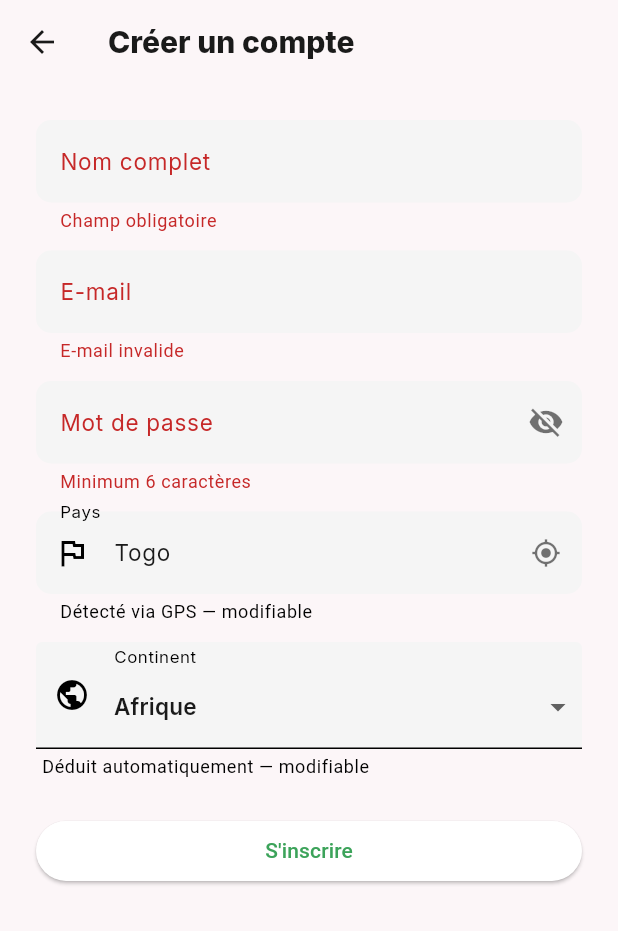
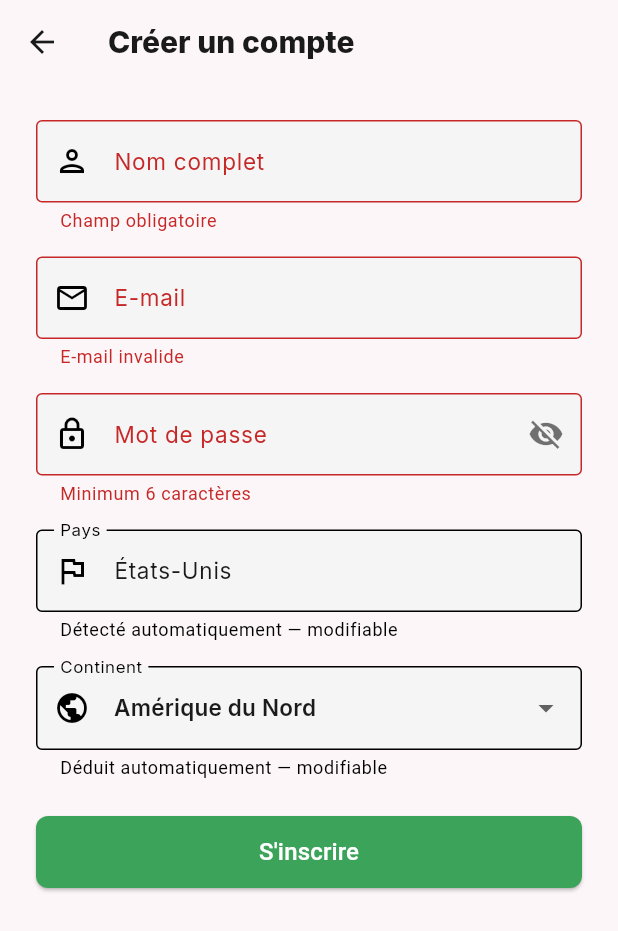
Before and after one commit to agridigitale-tech/agridigitale-mobile, a Flutter app: the RegisterScreen screen opened directly, after a tap on "S'inscrire", on a phone screen of 412 x 824 dp. Shown: the top 931 px of the screen. Run offline on Flutter 3.47's test engine with Material 3 defaults, Android fonts, the phone set to English and light mode, and no system bars; our stand-ins replace cached_network_image, connectivity_plus, dio, firebase_core, firebase_messaging, flutter_html and 7 more; missing offline and left inert: app_settings; accounts and stored records are empty; network calls fail.

Commit message:
fix: login boutons visibles couleur explicite, register locale fiable sans GPS

```diff
--- a/frontend/frontend/lib/screens/auth/login_screen.dart
+++ b/frontend/frontend/lib/screens/auth/login_screen.dart
@@ -1,5 +1,3 @@
-// permet de gérer l'écran de connexion de l'application
-
 import 'package:flutter/material.dart';
 import 'package:provider/provider.dart';
 import '../../providers/auth_provider.dart';
@@ -19,16 +17,23 @@ class _LoginScreenState extends State<LoginScreen> {
   final _mdpCtrl = TextEditingController();
   bool _chargement = false;
   String? _erreur;
-  bool _mdpVisible = false; // Nouvelle variable pour la visibilité du mot de passe
+  bool _mdpVisible = false;
+
+  @override
+  void dispose() {
+    _emailCtrl.dispose();
+    _mdpCtrl.dispose();
+    super.dispose();
+  }
 
   Future<void> _seConnecter() async {
     if (!_formKey.currentState!.validate()) return;
     setState(() { _chargement = true; _erreur = null; });
     try {
-      //Connexion réussie
-      await context.read<AuthProvider>().connecter(_emailCtrl.text.trim(), _mdpCtrl.text);
-
-      // Redirige vers la page principale
+      await context.read<AuthProvider>().connecter(
+        _emailCtrl.text.trim(),
+        _mdpCtrl.text,
+      );
       if (mounted) {
         Navigator.pushReplacement(
           context,
@@ -44,75 +49,162 @@ class _LoginScreenState extends State<LoginScreen> {
 
   @override
   Widget build(BuildContext context) {
+    final couleurPrimaire = Theme.of(context).colorScheme.primary;
+
     return Scaffold(
+      backgroundColor: Theme.of(context).scaffoldBackgroundColor,
       body: SafeArea(
         child: SingleChildScrollView(
-          padding: const EdgeInsets.all(24),
+          padding: const EdgeInsets.symmetric(horizontal: 28, vertical: 40),
           child: Form(
             key: _formKey,
             child: Column(
               crossAxisAlignment: CrossAxisAlignment.stretch,
               children: [
-                const SizedBox(height: 48),
+                const SizedBox(height: 40),
+
+                // Logo / Titre
+                Icon(Icons.eco, size: 64, color: couleurPrimaire),
+                const SizedBox(height: 12),
                 const Text(
                   'AgriDigitale',
+                  textAlign: TextAlign.center,
                   style: TextStyle(fontSize: 28, fontWeight: FontWeight.bold),
+                ),
+                const SizedBox(height: 8),
+                Text(
+                  'Connectez-vous à votre compte',
                   textAlign: TextAlign.center,
+                  style: TextStyle(fontSize: 14, color: Colors.grey[600]),
                 ),
                 const SizedBox(height: 40),
+
+                // Champ email
                 TextFormField(
                   controller: _emailCtrl,
                   keyboardType: TextInputType.emailAddress,
-                  decoration: const InputDecoration(labelText: 'E-mail'),
-                  validator: (v) => (v == null || !v.contains('@')) ? 'E-mail invalide' : null,
+                  decoration: const InputDecoration(
+                    labelText: 'E-mail',
+                    prefixIcon: Icon(Icons.email_outlined),
+                    border: OutlineInputBorder(),
+                  ),
+                  validator: (v) =>
+                      (v == null || !v.contains('@')) ? 'E-mail invalide' : null,
                 ),
-                const SizedBox(height: 12),
+                const SizedBox(height: 16),
+
+                // Champ mot de passe
                 TextFormField(
                   controller: _mdpCtrl,
                   obscureText: !_mdpVisible,
                   decoration: InputDecoration(
                     labelText: 'Mot de passe',
+                    prefixIcon: const Icon(Icons.lock_outlined),
+                    border: const OutlineInputBorder(),
                     suffixIcon: IconButton(
                       icon: Icon(
                         _mdpVisible ? Icons.visibility : Icons.visibility_off,
-                        color: Theme.of(context).brightness == Brightness.dark
-                            ? Colors.white70
-                            : Colors.black54,
                       ),
-                      onPressed: () => setState(() => _mdpVisible = !_mdpVisible),
+                      onPressed: () =>
+                          setState(() => _mdpVisible = !_mdpVisible),
                     ),
                   ),
-                  validator: (v) => (v == null || v.length < 6) ? 'Minimum 6 caractères' : null,
+                  validator: (v) => (v == null || v.length < 6)
+                      ? 'Minimum 6 caractères'
+                      : null,
                 ),
+                const SizedBox(height: 4),
+
+                // Bouton mot de passe oublié — couleur explicite
                 Align(
                   alignment: Alignment.centerRight,
                   child: TextButton(
+                    style: TextButton.styleFrom(
+                      foregroundColor: couleurPrimaire,
+                    ),
                     onPressed: () => Navigator.push(
                       context,
-                      MaterialPageRoute(builder: (_) => const ForgotPasswordScreen()),
+                      MaterialPageRoute(
+                        builder: (_) => const ForgotPasswordScreen(),
+                      ),
                     ),
-                    child: const Text('Mot de passe oublié ?', style: TextStyle(fontSize: 13)),
+                    child: const Text(
+                      'Mot de passe oublié ?',
+                      style: TextStyle(fontSize: 13),
+                    ),
                   ),
                 ),
+                const SizedBox(height: 8),
+
+                // Message d'erreur
                 if (_erreur != null) ...[
-                  const SizedBox(height: 4),
-                  Text(_erreur!, style: const TextStyle(color: Colors.red)),
-                  const SizedBox(height: 8),
+                  Container(
+                    padding: const EdgeInsets.all(10),
+                    decoration: BoxDecoration(
+                      color: Colors.red.shade50,
+                      borderRadius: BorderRadius.circular(8),
+                      border: Border.all(color: Colors.red.shade200),
+                    ),
+                    child: Text(
+                      _erreur!,
+                      style: TextStyle(color: Colors.red.shade700, fontSize: 13),
+                    ),
+                  ),
+                  const SizedBox(height: 12),
                 ],
-                const SizedBox(height: 8),
-                _chargement
-                    ? const Center(child: CircularProgressIndicator())
-                    : ElevatedButton(
-                        onPressed: _seConnecter,
-                        child: const Text('Se connecter'),
-                      ),
-                const Divider(height: 32),
-                TextButton(
+
+                // Bouton Se connecter
+                SizedBox(
+                  height: 48,
+                  child: _chargement
+                      ? const Center(child: CircularProgressIndicator())
+                      : ElevatedButton(
+                          style: ElevatedButton.styleFrom(
+                            backgroundColor: couleurPrimaire,
+                            foregroundColor: Colors.white,
+                            shape: RoundedRectangleBorder(
+                              borderRadius: BorderRadius.circular(8),
+                            ),
+                          ),
+                          onPressed: _seConnecter,
+                          child: const Text(
+                            'Se connecter',
+                            style: TextStyle(fontSize: 16),
+                          ),
+                        ),
+                ),
+                const SizedBox(height: 24),
+
+                // Divider + Créer un compte
+                Row(
+                  children: [
+                    const Expanded(child: Divider()),
+                    Padding(
+                      padding: const EdgeInsets.symmetric(horizontal: 12),
+                      child: Text('ou', style: TextStyle(color: Colors.grey[500])),
+                    ),
+                    const Expanded(child: Divider()),
+                  ],
+                ),
+                const SizedBox(height: 16),
+
+                OutlinedButton(
+                  style: OutlinedButton.styleFrom(
+                    foregroundColor: couleurPrimaire,
+                    side: BorderSide(color: couleurPrimaire),
+                    shape: RoundedRectangleBorder(
+                      borderRadius: BorderRadius.circular(8),
+                    ),
+                    minimumSize: const Size.fromHeight(48),
+                  ),
                   onPressed: () => Navigator.push(
                     context,
                     MaterialPageRoute(builder: (_) => const RegisterScreen()),
                   ),
-                  child: const Text('Pas encore de compte ? Créer un compte'),
+                  child: const Text(
+                    "Pas encore de compte ? S'inscrire",
+                    style: TextStyle(fontSize: 14),
+                  ),
                 ),
               ],
             ),
--- a/frontend/frontend/lib/screens/auth/register_screen.dart
+++ b/frontend/frontend/lib/screens/auth/register_screen.dart
@@ -1,72 +1,78 @@
 import 'package:flutter/material.dart';
 import 'package:provider/provider.dart';
-import 'package:geolocator/geolocator.dart';
-import 'package:geocoding/geocoding.dart';
 import '../../providers/auth_provider.dart';
 import '../../services/auth_service.dart';
 
-// Map nom de pays (en anglais, retourné par geocoding) → continent
-const _continentParPays = <String, String>{
-  // Afrique de l'Ouest
-  'Togo': 'Afrique', 'Benin': 'Afrique', 'Bénin': 'Afrique',
-  'Ivory Coast': 'Afrique', "Côte d'Ivoire": 'Afrique',
-  'Senegal': 'Afrique', 'Sénégal': 'Afrique',
-  'Mali': 'Afrique', 'Burkina Faso': 'Afrique',
-  'Ghana': 'Afrique', 'Nigeria': 'Afrique', 'Niger': 'Afrique',
-  'Guinea': 'Afrique', 'Guinée': 'Afrique',
-  'Sierra Leone': 'Afrique', 'Liberia': 'Afrique',
-  'Gambia': 'Afrique', 'Gambie': 'Afrique',
-  'Guinea-Bissau': 'Afrique', 'Cape Verde': 'Afrique',
-  'Mauritania': 'Afrique', 'Mauritanie': 'Afrique',
-  // Afrique Centrale
-  'Cameroon': 'Afrique', 'Cameroun': 'Afrique',
-  'Democratic Republic of the Congo': 'Afrique', 'Congo': 'Afrique',
-  'Gabon': 'Afrique', 'Chad': 'Afrique', 'Tchad': 'Afrique',
-  'Central African Republic': 'Afrique',
-  // Afrique du Nord
-  'Morocco': 'Afrique', 'Maroc': 'Afrique',
-  'Algeria': 'Afrique', 'Algérie': 'Afrique',
-  'Tunisia': 'Afrique', 'Tunisie': 'Afrique',
-  'Egypt': 'Afrique', 'Égypte': 'Afrique', 'Libya': 'Afrique',
-  // Afrique de l'Est & Sud
-  'South Africa': 'Afrique', 'Kenya': 'Afrique',
-  'Ethiopia': 'Afrique', 'Éthiopie': 'Afrique',
-  'Tanzania': 'Afrique', 'Tanzanie': 'Afrique',
-  'Uganda': 'Afrique', 'Ouganda': 'Afrique',
-  'Rwanda': 'Afrique', 'Madagascar': 'Afrique',
-  'Mozambique': 'Afrique', 'Zimbabwe': 'Afrique',
-  'Zambia': 'Afrique', 'Angola': 'Afrique',
-  // Europe
-  'France': 'Europe', 'Belgium': 'Europe', 'Belgique': 'Europe',
-  'Switzerland': 'Europe', 'Suisse': 'Europe',
-  'Germany': 'Europe', 'Allemagne': 'Europe',
-  'Spain': 'Europe', 'Espagne': 'Europe',
-  'Italy': 'Europe', 'Italie': 'Europe',
-  'United Kingdom': 'Europe', 'Portugal': 'Europe',
-  'Netherlands': 'Europe', 'Pays-Bas': 'Europe',
-  'Poland': 'Europe', 'Pologne': 'Europe',
-  'Romania': 'Europe', 'Roumanie': 'Europe',
-  'Sweden': 'Europe', 'Suède': 'Europe',
-  // Amérique du Nord
-  'United States': 'Amérique du Nord', 'Canada': 'Amérique du Nord',
-  'Mexico': 'Amérique du Nord', 'Mexique': 'Amérique du Nord',
-  // Amérique du Sud
-  'Brazil': 'Amérique du Sud', 'Brésil': 'Amérique du Sud',
-  'Argentina': 'Amérique du Sud', 'Argentine': 'Amérique du Sud',
-  'Colombia': 'Amérique du Sud', 'Colombie': 'Amérique du Sud',
-  'Peru': 'Amérique du Sud', 'Pérou': 'Amérique du Sud',
-  'Chile': 'Amérique du Sud', 'Chili': 'Amérique du Sud',
-  'Venezuela': 'Amérique du Sud',
-  // Asie
-  'China': 'Asie', 'Chine': 'Asie',
-  'India': 'Asie', 'Inde': 'Asie',
-  'Japan': 'Asie', 'Japon': 'Asie',
-  'South Korea': 'Asie', 'Corée du Sud': 'Asie',
-  'Indonesia': 'Asie', 'Indonésie': 'Asie',
-  'Pakistan': 'Asie', 'Bangladesh': 'Asie', 'Vietnam': 'Asie',
-  // Océanie
-  'Australia': 'Océanie', 'Australie': 'Océanie',
-  'New Zealand': 'Océanie', 'Nouvelle-Zélande': 'Océanie',
+// Map code ISO pays → (nom français, continent)
+const _paysParCode = <String, (String, String)>{
+  'TG': ('Togo', 'Afrique'),
+  'BJ': ('Bénin', 'Afrique'),
+  'CI': ("Côte d'Ivoire", 'Afrique'),
+  'SN': ('Sénégal', 'Afrique'),
+  'ML': ('Mali', 'Afrique'),
+  'BF': ('Burkina Faso', 'Afrique'),
+  'GH': ('Ghana', 'Afrique'),
+  'NG': ('Nigeria', 'Afrique'),
+  'NE': ('Niger', 'Afrique'),
+  'CM': ('Cameroun', 'Afrique'),
+  'CD': ('Congo (RDC)', 'Afrique'),
+  'CG': ('Congo', 'Afrique'),
+  'GA': ('Gabon', 'Afrique'),
+  'TD': ('Tchad', 'Afrique'),
+  'GN': ('Guinée', 'Afrique'),
+  'SL': ('Sierra Leone', 'Afrique'),
+  'LR': ('Liberia', 'Afrique'),
+  'GM': ('Gambie', 'Afrique'),
+  'GW': ('Guinée-Bissau', 'Afrique'),
+  'CV': ('Cap-Vert', 'Afrique'),
+  'MR': ('Mauritanie', 'Afrique'),
+  'MA': ('Maroc', 'Afrique'),
+  'DZ': ('Algérie', 'Afrique'),
+  'TN': ('Tunisie', 'Afrique'),
+  'EG': ('Égypte', 'Afrique'),
+  'LY': ('Libye', 'Afrique'),
+  'ZA': ('Afrique du Sud', 'Afrique'),
+  'KE': ('Kenya', 'Afrique'),
+  'ET': ('Éthiopie', 'Afrique'),
+  'TZ': ('Tanzanie', 'Afrique'),
+  'UG': ('Ouganda', 'Afrique'),
+  'RW': ('Rwanda', 'Afrique'),
+  'MG': ('Madagascar', 'Afrique'),
+  'MZ': ('Mozambique', 'Afrique'),
+  'ZW': ('Zimbabwe', 'Afrique'),
+  'ZM': ('Zambie', 'Afrique'),
+  'AO': ('Angola', 'Afrique'),
+  'FR': ('France', 'Europe'),
+  'BE': ('Belgique', 'Europe'),
+  'CH': ('Suisse', 'Europe'),
+  'DE': ('Allemagne', 'Europe'),
+  'ES': ('Espagne', 'Europe'),
+  'IT': ('Italie', 'Europe'),
+  'GB': ('Royaume-Uni', 'Europe'),
+  'PT': ('Portugal', 'Europe'),
+  'NL': ('Pays-Bas', 'Europe'),
+  'PL': ('Pologne', 'Europe'),
+  'RO': ('Roumanie', 'Europe'),
+  'SE': ('Suède', 'Europe'),
+  'US': ('États-Unis', 'Amérique du Nord'),
+  'CA': ('Canada', 'Amérique du Nord'),
+  'MX': ('Mexique', 'Amérique du Nord'),
+  'BR': ('Brésil', 'Amérique du Sud'),
+  'AR': ('Argentine', 'Amérique du Sud'),
+  'CO': ('Colombie', 'Amérique du Sud'),
+  'PE': ('Pérou', 'Amérique du Sud'),
+  'CL': ('Chili', 'Amérique du Sud'),
+  'VE': ('Venezuela', 'Amérique du Sud'),
+  'CN': ('Chine', 'Asie'),
+  'IN': ('Inde', 'Asie'),
+  'JP': ('Japon', 'Asie'),
+  'KR': ('Corée du Sud', 'Asie'),
+  'ID': ('Indonésie', 'Asie'),
+  'PK': ('Pakistan', 'Asie'),
+  'BD': ('Bangladesh', 'Asie'),
+  'VN': ('Vietnam', 'Asie'),
+  'AU': ('Australie', 'Océanie'),
+  'NZ': ('Nouvelle-Zélande', 'Océanie'),
 };
 
 const _continents = [
@@ -93,75 +99,31 @@ class _RegisterScreenState extends State<RegisterScreen> {
   final _service = AuthService();
   String? _continent;
   bool _chargement = false;
-  bool _gpsEnCours = false;
   String? _erreur;
   bool _mdpVisible = false;
 
   @override
   void initState() {
     super.initState();
-    _recupererPaysParGPS();
+    // Détection via locale système — fiable, sans permission, sans internet
+    WidgetsBinding.instance.addPostFrameCallback((_) => _detecterLocale());
   }
 
-  Future<void> _recupererPaysParGPS() async {
-    setState(() => _gpsEnCours = true);
-    try {
-      // 1. Vérifier si le service GPS est activé
-      final serviceActif = await Geolocator.isLocationServiceEnabled();
-      if (!serviceActif) {
-        _appliquerFallback();
-        return;
-      }
-
-      // 2. Vérifier / demander la permission
-      LocationPermission permission = await Geolocator.checkPermission();
-      if (permission == LocationPermission.denied) {
-        permission = await Geolocator.requestPermission();
-      }
-      if (permission == LocationPermission.denied ||
-          permission == LocationPermission.deniedForever) {
-        _appliquerFallback();
-        return;
-      }
-
-      // 3. Récupérer la position GPS
-      final position = await Geolocator.getCurrentPosition(
-        locationSettings: const LocationSettings(
-          accuracy: LocationAccuracy.low,
-          timeLimit: Duration(seconds: 10),
-        ),
-      );
-
-      // 4. Reverse geocoding → nom du pays
-      final placemarks = await placemarkFromCoordinates(
-        position.latitude,
-        position.longitude,
-      );
-
-      if (placemarks.isNotEmpty) {
-        final pays = placemarks.first.country ?? 'Togo';
-        final continent = _continentParPays[pays] ?? 'Afrique';
-        if (mounted) {
-          setState(() {
-            _paysCtrl.text = pays;
-            _continent = continent;
-          });
-        }
-      } else {
-        _appliquerFallback();
-      }
-    } catch (_) {
-      _appliquerFallback();
-    } finally {
-      if (mounted) setState(() => _gpsEnCours = false);
-    }
-  }
-
-  void _appliquerFallback() {
-    if (mounted) {
+  void _detecterLocale() {
+    // Récupère le code pays depuis la locale du système (ex: fr_TG → TG)
+    final locale = WidgetsBinding.instance.platformDispatcher.locale;
+    final code = locale.countryCode?.toUpperCase() ?? '';
+    final data = _paysParCode[code];
+    if (data != null && mounted) {
       setState(() {
-        if (_paysCtrl.text.isEmpty) _paysCtrl.text = 'Togo';
-        _continent ??= 'Afrique';
+        _paysCtrl.text = data.$1;
+        _continent = data.$2;
+      });
+    } else if (mounted) {
+      // Fallback : Togo par défaut (cible principale de l'app)
+      setState(() {
+        _paysCtrl.text = 'Togo';
+        _continent = 'Afrique';
       });
     }
   }
@@ -198,6 +160,8 @@ class _RegisterScreenState extends State<RegisterScreen> {
 
   @override
   Widget build(BuildContext context) {
+    final couleurPrimaire = Theme.of(context).colorScheme.primary;
+
     return Scaffold(
       appBar: AppBar(title: const Text('Créer un compte')),
       body: SingleChildScrollView(
@@ -205,93 +169,114 @@ class _RegisterScreenState extends State<RegisterScreen> {
         child: Form(
           key: _formKey,
           child: Column(
+            crossAxisAlignment: CrossAxisAlignment.stretch,
             children: [
               TextFormField(
                 controller: _nomCtrl,
-                decoration: const InputDecoration(labelText: 'Nom complet'),
-                validator: (v) => (v == null || v.isEmpty) ? 'Champ obligatoire' : null,
+                decoration: const InputDecoration(
+                  labelText: 'Nom complet',
+                  prefixIcon: Icon(Icons.person_outlined),
+                  border: OutlineInputBorder(),
+                ),
+                validator: (v) =>
+                    (v == null || v.isEmpty) ? 'Champ obligatoire' : null,
               ),
-              const SizedBox(height: 12),
+              const SizedBox(height: 16),
               TextFormField(
                 controller: _emailCtrl,
                 keyboardType: TextInputType.emailAddress,
-                decoration: const InputDecoration(labelText: 'E-mail'),
-                validator: (v) => (v == null || !v.contains('@')) ? 'E-mail invalide' : null,
+                decoration: const InputDecoration(
+                  labelText: 'E-mail',
+                  prefixIcon: Icon(Icons.email_outlined),
+                  border: OutlineInputBorder(),
+                ),
+                validator: (v) =>
+                    (v == null || !v.contains('@')) ? 'E-mail invalide' : null,
               ),
-              const SizedBox(height: 12),
+              const SizedBox(height: 16),
               TextFormField(
                 controller: _mdpCtrl,
                 obscureText: !_mdpVisible,
                 decoration: InputDecoration(
                   labelText: 'Mot de passe',
+                  prefixIcon: const Icon(Icons.lock_outlined),
+                  border: const OutlineInputBorder(),
                   suffixIcon: IconButton(
                     icon: Icon(
                       _mdpVisible ? Icons.visibility : Icons.visibility_off,
-                      color: Theme.of(context).brightness == Brightness.dark
-                          ? Colors.white70
-                          : Colors.black54,
                     ),
-                    onPressed: () => setState(() => _mdpVisible = !_mdpVisible),
+                    onPressed: () =>
+                        setState(() => _mdpVisible = !_mdpVisible),
                   ),
                 ),
-                validator: (v) => (v == null || v.length < 6) ? 'Minimum 6 caractères' : null,
+                validator: (v) => (v == null || v.length < 6)
+                    ? 'Minimum 6 caractères'
+                    : null,
               ),
-              const SizedBox(height: 12),
+              const SizedBox(height: 16),
+
+              // Champ pays — pré-rempli par la locale
               TextFormField(
                 controller: _paysCtrl,
-                decoration: InputDecoration(
+                decoration: const InputDecoration(
                   labelText: 'Pays',
-                  prefixIcon: const Icon(Icons.flag_outlined),
-                  helperText: 'Détecté via GPS — modifiable',
-                  suffixIcon: _gpsEnCours
-                      ? const SizedBox(
-                          width: 20,
-                          height: 20,
-                          child: Padding(
-                            padding: EdgeInsets.all(12),
-                            child: CircularProgressIndicator(strokeWidth: 2),
-                          ),
-                        )
-                      : IconButton(
-                          icon: const Icon(Icons.my_location, size: 20),
-                          tooltip: 'Relancer la détection GPS',
-                          onPressed: _recupererPaysParGPS,
-                        ),
+                  prefixIcon: Icon(Icons.flag_outlined),
+                  border: OutlineInputBorder(),
+                  helperText: 'Détecté automatiquement — modifiable',
                 ),
               ),
-              const SizedBox(height: 12),
-              InputDecorator(
+              const SizedBox(height: 16),
+
+              // Dropdown continent — pré-sélectionné par la locale
+              DropdownButtonFormField<String>(
+                value: _continent,
                 decoration: const InputDecoration(
                   labelText: 'Continent',
                   prefixIcon: Icon(Icons.public_outlined),
-                  border: UnderlineInputBorder(),
-                  contentPadding: EdgeInsets.symmetric(vertical: 4),
+                  border: OutlineInputBorder(),
                   helperText: 'Déduit automatiquement — modifiable',
                 ),
-                child: DropdownButton<String>(
-                  value: _continent,
-                  isExpanded: true,
-                  underline: const SizedBox.shrink(),
-                  hint: const Text('Sélectionner'),
-                  items: [
-                    const DropdownMenuItem<String>(value: null, child: Text('— Aucun —')),
-                    ..._continents.map((c) => DropdownMenuItem(value: c, child: Text(c))),
-                  ],
-                  onChanged: (v) => setState(() => _continent = v),
-                ),
+                hint: const Text('Sélectionner'),
+                items: _continents
+                    .map((c) => DropdownMenuItem(value: c, child: Text(c)))
+                    .toList(),
+                onChanged: (v) => setState(() => _continent = v),
               ),
+
               if (_erreur != null) ...[
                 const SizedBox(height: 12),
-                Text(_erreur!, style: const TextStyle(color: Colors.red)),
+                Container(
+                  padding: const EdgeInsets.all(10),
+                  decoration: BoxDecoration(
+                    color: Colors.red.shade50,
+                    borderRadius: BorderRadius.circular(8),
+                    border: Border.all(color: Colors.red.shade200),
+                  ),
+                  child: Text(
+                    _erreur!,
+                    style: TextStyle(color: Colors.red.shade700, fontSize: 13),
+                  ),
+                ),
               ],
               const SizedBox(height: 24),
+
               SizedBox(
-                width: double.infinity,
+                height: 48,
                 child: _chargement
                     ? const Center(child: CircularProgressIndicator())
                     : ElevatedButton(
+                        style: ElevatedButton.styleFrom(
+                          backgroundColor: couleurPrimaire,
+                          foregroundColor: Colors.white,
+                          shape: RoundedRectangleBorder(
+                            borderRadius: BorderRadius.circular(8),
+                          ),
+                        ),
                         onPressed: _sInscrire,
-                        child: const Text("S'inscrire"),
+                        child: const Text(
+                          "S'inscrire",
+                          style: TextStyle(fontSize: 16),
+                        ),
                       ),
               ),
             ],
```
